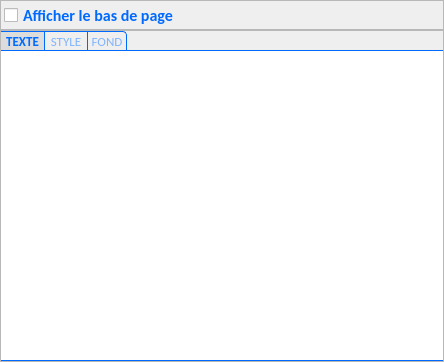
FlorianLance/PhotosConsigne, file PhotosConsigne/ui/Footer.ui: the form before one commit.
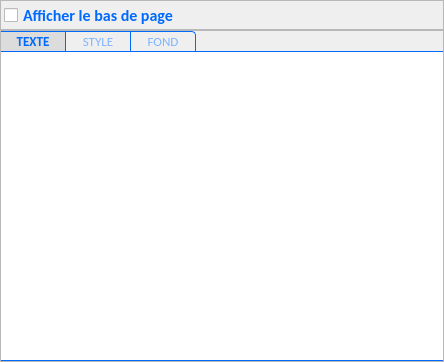
The form after the commit.

```diff
--- a/PhotosConsigne/ui/Footer.ui
+++ b/PhotosConsigne/ui/Footer.ui
@@ -192,8 +192,8 @@
     border-radius: 0px;
 
 	/* size */
-	height:4ex;
-	min-width:20ex;
+	height:15px;
+	min-width:60px;
 
 	/* padding */
     padding: 2px;
```
